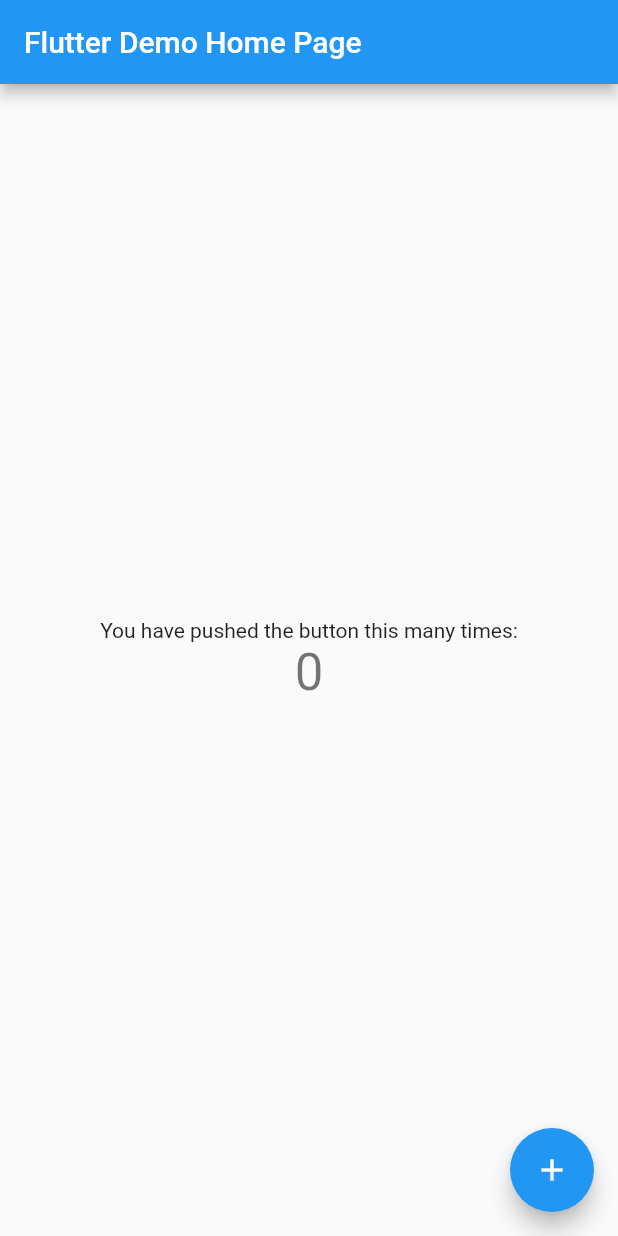
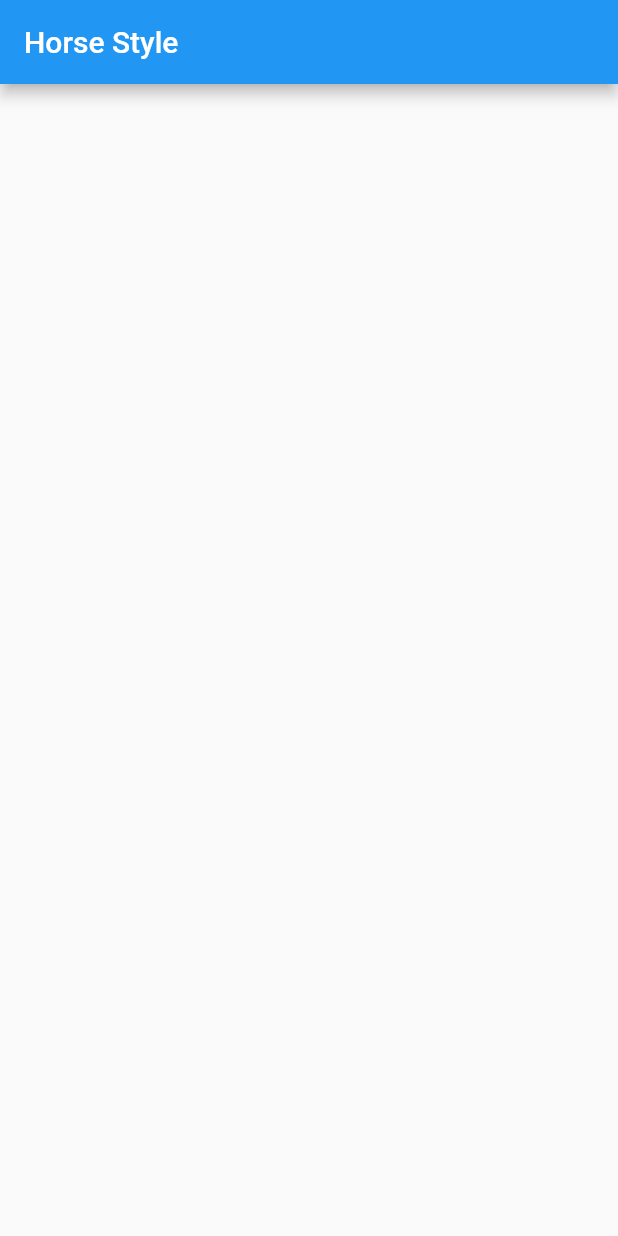
Before and after one commit to Kieran100/HorseStyle, a Flutter app: the screen it shows after launch, on a phone screen of 412 x 824 dp. Run offline on Flutter 3.47's test engine with Material 2 defaults, Android fonts, the phone set to English and light mode, and no system bars.

Commit message:
proper beginning

```diff
--- a/lib/main.dart
+++ b/lib/main.dart
@@ -11,35 +11,17 @@ class MyApp extends StatelessWidget {
   @override
   Widget build(BuildContext context) {
     return MaterialApp(
-      title: 'Flutter Demo',
+      title: 'Horse Style',
       theme: ThemeData(
-        // This is the theme of your application.
-        //
-        // Try running your application with "flutter run". You'll see the
-        // application has a blue toolbar. Then, without quitting the app, try
-        // changing the primarySwatch below to Colors.green and then invoke
-        // "hot reload" (press "r" in the console where you ran "flutter run",
-        // or simply save your changes to "hot reload" in a Flutter IDE).
-        // Notice that the counter didn't reset back to zero; the application
-        // is not restarted.
         primarySwatch: Colors.blue,
       ),
-      home: const MyHomePage(title: 'Flutter Demo Home Page'),
+      home: const MyHomePage(title: 'Horse Style'),
     );
   }
 }
 
 class MyHomePage extends StatefulWidget {
   const MyHomePage({super.key, required this.title});
-
-  // This widget is the home page of your application. It is stateful, meaning
-  // that it has a State object (defined below) that contains fields that affect
-  // how it looks.
-
-  // This class is the configuration for the state. It holds the values (in this
-  // case the title) provided by the parent (in this case the App widget) and
-  // used by the build method of the State. Fields in a Widget subclass are
-  // always marked "final".
 
   final String title;
 
@@ -48,68 +30,21 @@ class MyHomePage extends StatefulWidget {
 }
 
 class _MyHomePageState extends State<MyHomePage> {
-  int _counter = 0;
 
-  void _incrementCounter() {
-    setState(() {
-      // This call to setState tells the Flutter framework that something has
-      // changed in this State, which causes it to rerun the build method below
-      // so that the display can reflect the updated values. If we changed
-      // _counter without calling setState(), then the build method would not be
-      // called again, and so nothing would appear to happen.
-      _counter++;
-    });
-  }
 
   @override
   Widget build(BuildContext context) {
-    // This method is rerun every time setState is called, for instance as done
-    // by the _incrementCounter method above.
-    //
-    // The Flutter framework has been optimized to make rerunning build methods
-    // fast, so that you can just rebuild anything that needs updating rather
-    // than having to individually change instances of widgets.
     return Scaffold(
       appBar: AppBar(
-        // Here we take the value from the MyHomePage object that was created by
-        // the App.build method, and use it to set our appbar title.
         title: Text(widget.title),
       ),
       body: Center(
-        // Center is a layout widget. It takes a single child and positions it
-        // in the middle of the parent.
         child: Column(
-          // Column is also a layout widget. It takes a list of children and
-          // arranges them vertically. By default, it sizes itself to fit its
-          // children horizontally, and tries to be as tall as its parent.
-          //
-          // Invoke "debug painting" (press "p" in the console, choose the
-          // "Toggle Debug Paint" action from the Flutter Inspector in Android
-          // Studio, or the "Toggle Debug Paint" command in Visual Studio Code)
-          // to see the wireframe for each widget.
-          //
-          // Column has various properties to control how it sizes itself and
-          // how it positions its children. Here we use mainAxisAlignment to
-          // center the children vertically; the main axis here is the vertical
-          // axis because Columns are vertical (the cross axis would be
-          // horizontal).
           mainAxisAlignment: MainAxisAlignment.center,
           children: <Widget>[
-            const Text(
-              'You have pushed the button this many times:',
-            ),
-            Text(
-              '$_counter',
-              style: Theme.of(context).textTheme.headline4,
-            ),
           ],
         ),
       ),
-      floatingActionButton: FloatingActionButton(
-        onPressed: _incrementCounter,
-        tooltip: 'Increment',
-        child: const Icon(Icons.add),
-      ), // This trailing comma makes auto-formatting nicer for build methods.
     );
   }
 }
--- a/pubspec.yaml
+++ b/pubspec.yaml
@@ -36,6 +36,7 @@ dependencies:
   # The following adds the Cupertino Icons font to your application.
   # Use with the CupertinoIcons class for iOS style icons.
   cupertino_icons: ^1.0.2
+  mongo_dart: ^0.8.1
 
 dev_dependencies:
   flutter_test:
```
Also changed, not shown: pubspec.lock.
